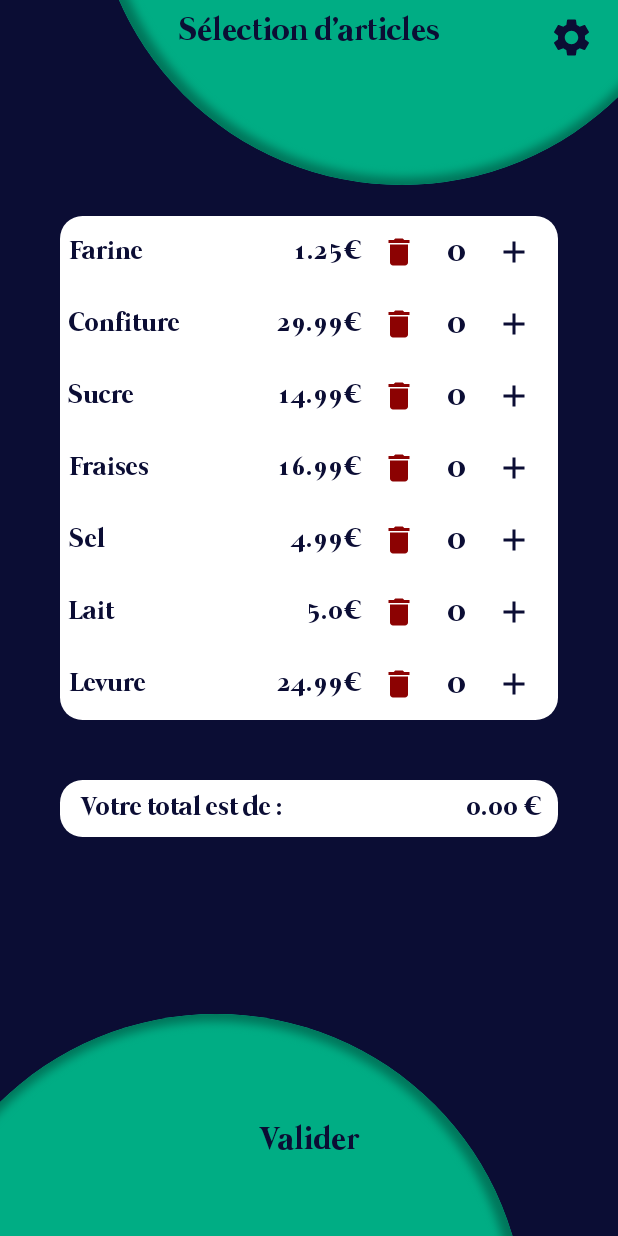
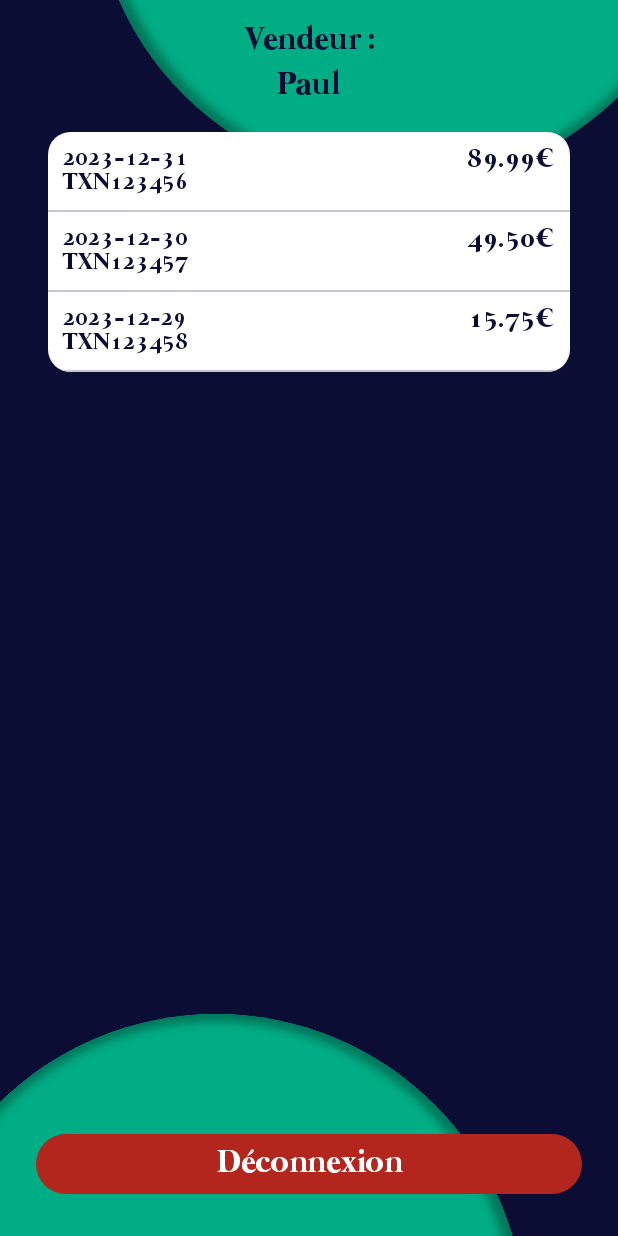
Before and after one commit to Neoblishange/CashManager, an Android app built with Jetpack Compose: the screen it shows after launch (MainActivity), after a tap on "settings", on a phone screen of 412 x 824 dp. Run offline under Robolectric (Android 15) with nearby library versions, the phone set to English and light mode, and no system bars.

Commit message:
Added a settings page TODO: connect with the back

```diff
--- a/CashManagerFront/app/src/main/java/com/example/cashmanagerfront/ui/navigation/CashManagerNavigationGraph.kt
+++ b/CashManagerFront/app/src/main/java/com/example/cashmanagerfront/ui/navigation/CashManagerNavigationGraph.kt
@@ -10,6 +10,7 @@ import com.example.cashmanagerfront.ui.screens.PayoutQRScreen
 import com.example.cashmanagerfront.ui.screens.SplashScreen
 import com.example.cashmanagerfront.ui.screens.TotalPayoutScreen
 import com.example.cashmanagerfront.ui.screens.WelcomeScreen.WelcomeScreen
+import SettingsScreen
 
 @Composable
 fun CashManagerNavigationGraph() {
@@ -42,5 +43,9 @@ fun CashManagerNavigationGraph() {
             val total = backStackEntry.arguments?.getString("total") ?: "0"
             PayoutQRScreen(navController, total)
         }
+
+        composable(Routes.SETTINGS_SCREEN) {
+            SettingsScreen(navController)
+        }
     }
 }
--- /dev/null
+++ b/CashManagerFront/app/src/main/java/com/example/cashmanagerfront/ui/screens/SettingsScreen.kt
@@ -0,0 +1,122 @@
+import androidx.compose.foundation.background
+import androidx.compose.foundation.clickable
+import androidx.compose.foundation.layout.*
+import androidx.compose.foundation.lazy.LazyColumn
+import androidx.compose.foundation.lazy.items
+import androidx.compose.foundation.shape.RoundedCornerShape
+import androidx.compose.material3.*
+import androidx.compose.runtime.Composable
+import androidx.compose.ui.Alignment
+import androidx.compose.ui.Modifier
+import androidx.compose.ui.draw.clip
+import androidx.compose.ui.graphics.Color
+import androidx.compose.ui.unit.dp
+import androidx.compose.ui.unit.sp
+import androidx.navigation.NavHostController
+import com.example.cashmanagerfront.ui.screens.widgets.BackgroundApp
+import com.example.cashmanagerfront.ui.screens.widgets.CustomText
+
+@Composable
+fun SettingsScreen(navController: NavHostController) {
+    val sellerName = "Paul"
+    val transactions = placeholderTransactions;
+    Surface(modifier = Modifier.fillMaxSize()) {
+        BackgroundApp()
+
+
+        Column(modifier = Modifier
+            .padding(16.dp)
+        ) {
+            CustomText(
+                text = "Vendeur :",
+                modifier = Modifier
+                    .align(Alignment.CenterHorizontally)
+                    .padding(bottom = 8.dp)
+            )
+            CustomText(
+                text = sellerName,
+                modifier = Modifier
+                    .align(Alignment.CenterHorizontally)
+                    .padding(bottom = 12.dp)
+            )
+            TransactionsList(transactions)
+            Spacer(modifier = Modifier.weight(1f)) // Pushes the logout button to the bottom
+            Button(
+                onClick = {
+                    // Handle logout logic
+                    navController.popBackStack() // To navigate back to the login screen
+                },
+                modifier = Modifier
+                    .fillMaxWidth()
+                    .padding(8.dp),
+                colors = ButtonDefaults.buttonColors(containerColor = MaterialTheme.colorScheme.error)
+            ) {
+                CustomText("Déconnexion", color = MaterialTheme.colorScheme.onError)
+            }
+        }
+    }
+}
+
+@Composable
+fun TransactionsList(transactions: List<Transaction>) {
+    LazyColumn (
+        modifier = Modifier
+            .padding(horizontal = 16.dp, vertical = 8.dp)
+            .clip(RoundedCornerShape(15.dp))
+            .background(Color.White),
+    ) {
+        items(transactions) { transaction ->
+            TransactionItem(transaction)
+            Divider()
+        }
+    }
+}
+
+@Composable
+fun TransactionItem(transaction: Transaction) {
+    Row(
+        modifier = Modifier
+            .fillMaxWidth()
+            .padding(vertical = 10.dp, horizontal = 10.dp),
+        horizontalArrangement = Arrangement.SpaceBetween
+    ) {
+        Column {
+            CustomText(
+                text = transaction.date,
+                size = 16.sp
+            )
+            CustomText(
+                text = transaction.id,
+                size = 16.sp
+            )
+        }
+        CustomText(
+            text = transaction.amount,
+            size = 18.sp
+        )
+    }
+}
+
+data class Transaction(
+    val id: String,
+    val date: String,
+    val amount: String
+)
+
+val placeholderTransactions = listOf(
+    Transaction(
+        id = "TXN123456",
+        date = "2023-12-31",
+        amount = "89.99€"
+    ),
+    Transaction(
+        id = "TXN123457",
+        date = "2023-12-30",
+        amount = "49.50€"
+    ),
+    Transaction(
+        id = "TXN123458",
+        date = "2023-12-29",
+        amount = "15.75€"
+    )
+)
--- a/CashManagerFront/app/src/main/java/com/example/cashmanagerfront/ui/screens/widgets/AppBarWidget.kt
+++ b/CashManagerFront/app/src/main/java/com/example/cashmanagerfront/ui/screens/widgets/AppBarWidget.kt
@@ -14,7 +14,9 @@ import androidx.compose.ui.text.font.FontWeight
 import androidx.compose.ui.unit.dp
 import androidx.navigation.NavHostController
 import com.example.cashmanagerfront.R
+import com.example.cashmanagerfront.ui.navigation.Routes
 import com.example.cashmanagerfront.ui.theme.DARK_BLUE
+import com.example.cashmanagerfront.ui.theme.Purple200
 
 @Composable
 fun AppBarWidget(
@@ -22,20 +24,13 @@ fun AppBarWidget(
     title: String,
     showBackArrow: Boolean,
     showIcon: Boolean
+    // onSettingsClick: () -> Unit
 ) {
     Row(
         modifier = Modifier
             .fillMaxWidth()
             .padding(vertical = 10.dp),
     ) {
-        Icon(
-            painter = painterResource(id = R.drawable.arrowleft1_1),
-            contentDescription = "back",
-            modifier = Modifier
-                .padding(start = 16.dp)
-                .clickable(enabled = showBackArrow) { navController.popBackStack() },
-            tint = if (showBackArrow) Color.White else Color.Transparent
-        )
 
         Spacer(modifier = Modifier.weight(1f))
 
@@ -52,7 +47,9 @@ fun AppBarWidget(
             tint = if (showIcon) DARK_BLUE else Color.Transparent,
             modifier = Modifier
                 .padding(end = 16.dp)
-                .clickable(enabled = showIcon) { }
+                .clickable(enabled = showIcon) {
+                    navController.navigate(Routes.SETTINGS_SCREEN)
+                }
         )
     }
 }
```
